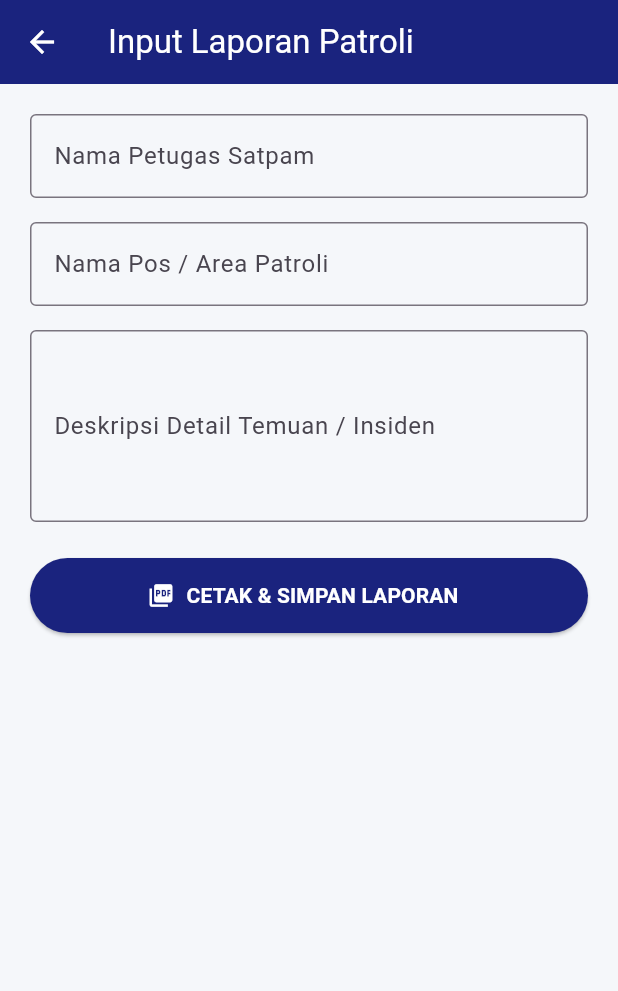
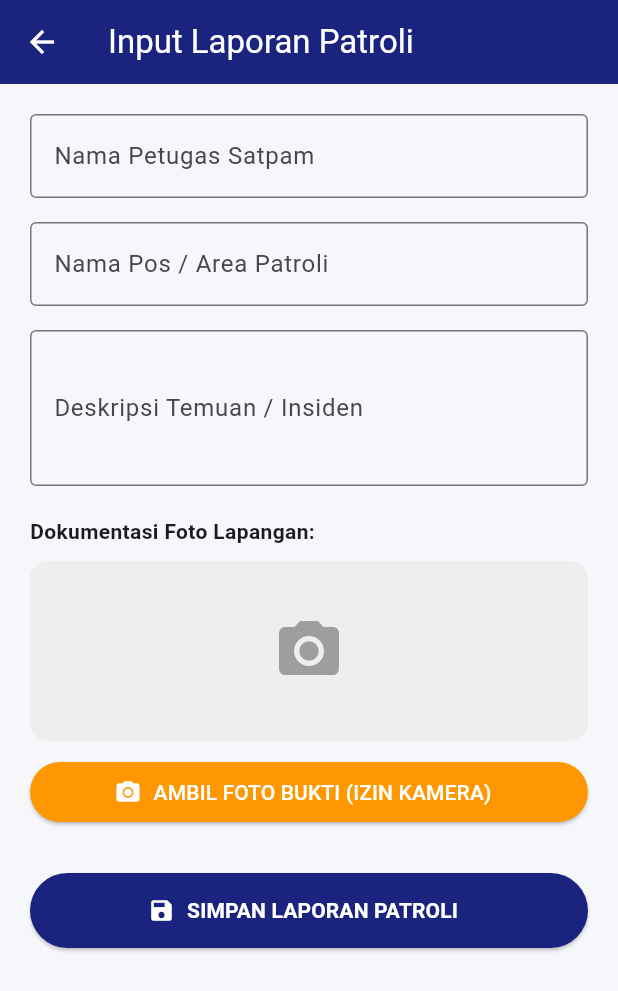
Before and after one commit to Aliaguna/patroli-agn, a Flutter app: the screen it shows after launch, after a tap on "Formulir Laporan", on a phone screen of 412 x 824 dp. Shown: the top 991 px of the screen. Run offline on Flutter 3.47's test engine with Material 3 defaults, Android fonts, the phone set to English and light mode, and no system bars; our stand-ins replace image_picker, shared_preferences.

Commit message:
Enhance report form with image capture and save
Updated the FormLaporanScreen to include image capture functionality and modified the report saving process to include images. Adjusted UI elements and removed unused cards from the main screen.

```diff
--- a/lib/main.dart
+++ b/lib/main.dart
@@ -1,5 +1,8 @@
+import 'dart:io';
 import 'dart:convert';
 import 'package:flutter/material.dart';
+import 'package:image_picker/image_picker.dart';
+import 'package:shared_preferences/shared_preferences.dart';
 
 void main() {
   runApp(const PatroliApp());
@@ -36,7 +39,6 @@ class DashboardScreen extends StatelessWidget {
       body: SingleChildScrollView(
         child: Column(
           children: [
-            // Header Banner
             Container(
               padding: const EdgeInsets.all(20),
               decoration: const BoxDecoration(
@@ -73,8 +75,6 @@ class DashboardScreen extends StatelessWidget {
               ),
             ),
             const SizedBox(height: 24),
-
-            // Grid Menu
             Padding(
               padding: const EdgeInsets.symmetric(horizontal: 20),
               child: GridView.count(
@@ -88,33 +88,17 @@ class DashboardScreen extends StatelessWidget {
                     context: context,
                     icon: Icons.assignment_turned_in,
                     title: 'Formulir Laporan',
-                    subtitle: 'Input Insiden & PDF',
+                    subtitle: 'Input Insiden & Foto',
                     color: Colors.redAccent,
-                    onTap: () => Navigator.push(context, MaterialPageRoute(builder: (ctx) => const FormLaporanScreen())),
-                  ),
-                  _buildCard(
-                    context: context,
-                    icon: Icons.camera_front,
-                    title: 'Absen GPS Selfie',
-                    subtitle: 'Validasi Presensi Pos',
-                    color: Colors.orange,
-                    onTap: () => Navigator.push(context, MaterialPageRoute(builder: (ctx) => const FormLaporanScreen())),
-                  ),
-                  _buildCard(
-                    context: context,
-                    icon: Icons.qr_code_scanner,
-                    title: 'Scan Checkpoint',
-                    subtitle: 'Pindai Pos QR',
-                    color: Colors.blue,
                     onTap: () => Navigator.push(context, MaterialPageRoute(builder: (ctx) => const FormLaporanScreen())),
                   ),
                   _buildCard(
                     context: context,
                     icon: Icons.history,
                     title: 'Riwayat Patroli',
-                    subtitle: 'Log Aktivitas',
+                    subtitle: 'Cek & Kirim Laporan',
                     color: Colors.teal,
-                    onTap: () => ScaffoldMessenger.of(context).showSnackBar(const SnackBar(content: Text('Sistem Riwayat Aktif.'))),
+                    onTap: () => Navigator.push(context, MaterialPageRoute(builder: (ctx) => const RiwayatLaporanScreen())),
                   ),
                 ],
               ),
@@ -161,7 +145,7 @@ class DashboardScreen extends StatelessWidget {
 }
 
 // ---------------------------------------------------------------------------
-// FORMULIR LAPORAN PATROLI DENGAN KAMERA DOKUMENTASI LOKAL
+// FORMULIR LAPORAN DENGAN AKSES KAMERA HP & SIMPAN LOKAL
 // ---------------------------------------------------------------------------
 class FormLaporanScreen extends StatefulWidget {
   const FormLaporanScreen({super.key});
@@ -175,33 +159,41 @@ class _FormLaporanScreenState extends State<FormLaporanScreen> {
   final _posController = TextEditingController();
   final _deskripsiController = TextEditingController();
 
-  void _simpanDanCetakPDF() {
+  File? _imageFile;
+  final ImagePicker _picker = ImagePicker();
+
+  Future<void> _takePhoto() async {
+    final XFile? photo = await _picker.pickImage(source: ImageSource.camera, imageQuality: 70);
+    if (photo != null) {
+      setState(() {
+        _imageFile = File(photo.path);
+      });
+    }
+  }
+
+  Future<void> _simpanLaporan() async {
     if (_namaController.text.isEmpty || _posController.text.isEmpty || _deskripsiController.text.isEmpty) {
       ScaffoldMessenger.of(context).showSnackBar(const SnackBar(content: Text('Harap lengkapi seluruh kolom formulir!')));
       return;
     }
 
-    showDialog(
-      context: context,
-      builder: (ctx) => AlertDialog(
-        shape: RoundedRectangleBorder(borderRadius: BorderRadius.circular(16)),
-        title: const Text('Laporan Berhasil Dibuat', style: TextStyle(fontWeight: FontWeight.bold)),
-        content: Text('Detail Laporan PT. AGN:\n\n'
-            '• Petugas: ${_namaController.text}\n'
-            '• Pos/Area: ${_posController.text}\n'
-            '• Temuan: ${_deskripsiController.text}\n\n'
-            'Dokumen laporan siap diunduh & dikirimkan.'),
-        actions: [
-          TextButton(
-            onPressed: () {
-              Navigator.pop(ctx);
-              Navigator.pop(context);
-            },
-            child: const Text('SELESAI & KIRIM', style: TextStyle(color: Color(0xFF1A237E), fontWeight: FontWeight.bold)),
-          ),
-        ],
-      ),
-    );
+    final prefs = await SharedPreferences.getInstance();
+    List<String> riwayat = prefs.getStringList('riwayat_patroli') ?? [];
+
+    Map<String, String> laporanBaru = {
+      'nama': _namaController.text,
+      'pos': _posController.text,
+      'deskripsi': _deskripsiController.text,
+      'waktu': DateTime.now().toString().substring(0, 16),
+      'foto': _imageFile != null ? _imageFile!.path : '',
+    };
+
+    riwayat.add(jsonEncode(laporanBaru));
+    await prefs.setStringList('riwayat_patroli', riwayat);
+
+    if (!mounted) return;
+    ScaffoldMessenger.of(context).showSnackBar(const SnackBar(content: Text('Laporan Berhasil Disimpan di Riwayat!')));
+    Navigator.pop(context);
   }
 
   @override
@@ -229,17 +221,45 @@ class _FormLaporanScreenState extends State<FormLaporanScreen> {
             const SizedBox(height: 16),
             TextField(
               controller: _deskripsiController,
-              maxLines: 4,
-              decoration: const InputDecoration(labelText: 'Deskripsi Detail Temuan / Insiden', border: OutlineInputBorder()),
+              maxLines: 3,
+              decoration: const InputDecoration(labelText: 'Deskripsi Temuan / Insiden', border: OutlineInputBorder()),
             ),
-            const SizedBox(height: 24),
+            const SizedBox(height: 20),
+
+            const Text('Dokumentasi Foto Lapangan:', style: TextStyle(fontWeight: FontWeight.bold)),
+            const SizedBox(height: 10),
+
+            _imageFile != null
+                ? ClipRRect(
+                    borderRadius: BorderRadius.circular(12),
+                    child: Image.file(_imageFile!, height: 180, width: double.infinity, fit: BoxFit.cover),
+                  )
+                : Container(
+                    height: 120,
+                    width: double.infinity,
+                    decoration: BoxDecoration(color: Colors.grey.shade200, borderRadius: BorderRadius.circular(12)),
+                    child: const Icon(Icons.camera_alt, size: 48, color: Colors.grey),
+                  ),
+            const SizedBox(height: 10),
+
+            SizedBox(
+              width: double.infinity,
+              child: ElevatedButton.icon(
+                onPressed: _takePhoto,
+                icon: const Icon(Icons.photo_camera),
+                label: const Text('AMBIL FOTO BUKTI (IZIN KAMERA)'),
+                style: ElevatedButton.styleFrom(backgroundColor: Colors.orange, foregroundColor: Colors.white),
+              ),
+            ),
+
+            const SizedBox(height: 30),
             SizedBox(
               width: double.infinity,
               height: 50,
               child: ElevatedButton.icon(
-                onPressed: _simpanDanCetakPDF,
-                icon: const Icon(Icons.picture_as_pdf),
-                label: const Text('CETAK & SIMPAN LAPORAN', style: TextStyle(fontWeight: FontWeight.bold)),
+                onPressed: _simpanLaporan,
+                icon: const Icon(Icons.save),
+                label: const Text('SIMPAN LAPORAN PATROLI', style: TextStyle(fontWeight: FontWeight.bold)),
                 style: ElevatedButton.styleFrom(backgroundColor: const Color(0xFF1A237E), foregroundColor: Colors.white),
               ),
             ),
@@ -249,3 +269,67 @@ class _FormLaporanScreenState extends State<FormLaporanScreen> {
     );
   }
 }
+
+// ---------------------------------------------------------------------------
+// SCREEN RIWAYAT LAPORAN (TERSAMPAN LOKAL)
+// ---------------------------------------------------------------------------
+class RiwayatLaporanScreen extends StatefulWidget {
+  const RiwayatLaporanScreen({super.key});
+
+  @override
+  State<RiwayatLaporanScreen> createState() => _RiwayatLaporanScreenState();
+}
+
+class _RiwayatLaporanScreenState extends State<RiwayatLaporanScreen> {
+  List<Map<String, dynamic>> _listRiwayat = [];
+
+  @override
+  void initState() {
+    super.initState();
+    _loadRiwayat();
+  }
+
+  Future<void> _loadRiwayat() async {
+    final prefs = await SharedPreferences.getInstance();
+    List<String> rawList = prefs.getStringList('riwayat_patroli') ?? [];
+    setState(() {
+      _listRiwayat = rawList.map((item) => jsonDecode(item) as Map<String, dynamic>).toList();
+    });
+  }
+
+  @override
+  Widget build(BuildContext context) {
+    return Scaffold(
+      appBar: AppBar(
+        title: const Text('Riwayat Laporan Patroli', style: TextStyle(color: Colors.white)),
+        backgroundColor: const Color(0xFF1A237E),
+        iconTheme: const IconThemeData(color: Colors.white),
+      ),
+      body: _listRiwayat.isEmpty
+          ? const Center(child: Text('Belum ada riwayat laporan tersimpan.'))
+          : ListView.builder(
+              padding: const EdgeInsets.all(16),
+              itemCount: _listRiwayat.length,
+              itemBuilder: (ctx, index) {
+                final item = _listRiwayat[index];
+                return Card(
+                  margin: const EdgeInsets.only(bottom: 12),
+                  shape: RoundedRectangleBorder(borderRadius: BorderRadius.circular(12)),
+                  child: ListTile(
+                    leading: item['foto'] != null && item['foto'].toString().isNotEmpty
+                        ? ClipRRect(
+                            borderRadius: BorderRadius.circular(8),
+                            child: Image.file(File(item['foto']), width: 50, height: 50, fit: BoxFit.cover,
+                              errorBuilder: (c, e, s) => const Icon(Icons.broken_image),
+                            ),
+                          )
+                        : const Icon(Icons.assignment, size: 40, color: Color(0xFF1A237E)),
+                    title: Text('${item['pos']} - ${item['nama']}', style: const TextStyle(fontWeight: FontWeight.bold)),
+                    subtitle: Text('${item['waktu']}\n${item['deskripsi']}'),
+                  ),
+                );
+              },
+            ),
+    );
+  }
+}
```
